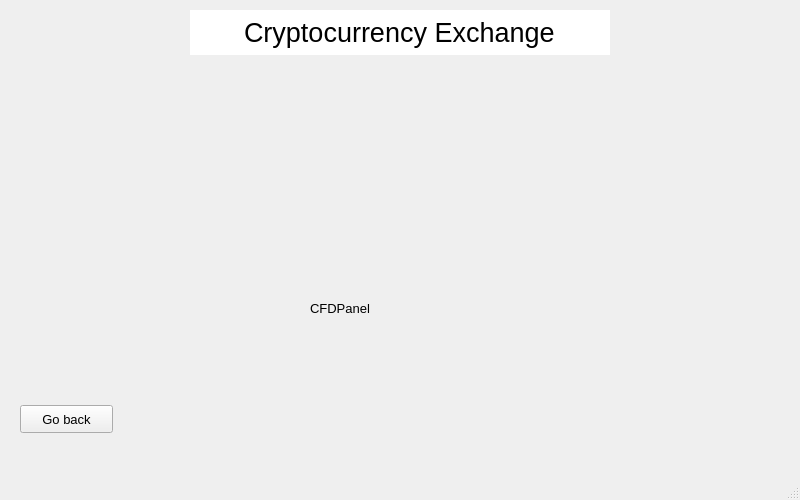
Old version of the form cryptocurrency-exchange/mainwindow.ui in the repository Lyczeq/cryptocurrency-exchange.
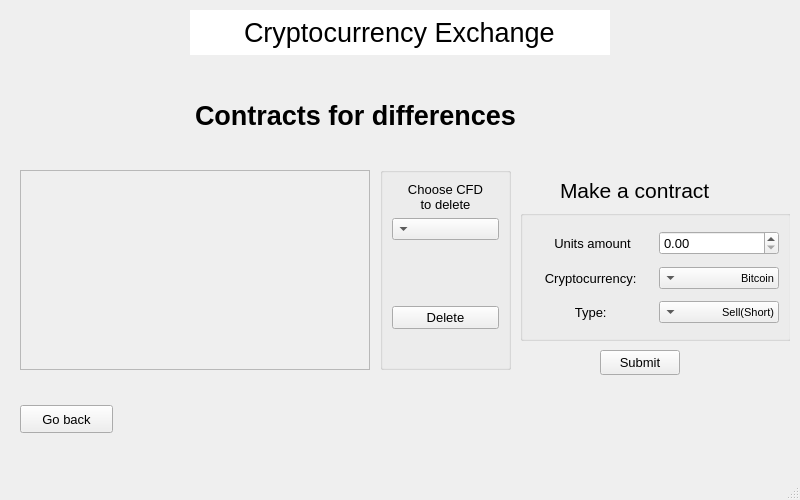
New version of the form. The open tabs and pages were chosen to show the change. Custom widgets are drawn as their Qt base class.

Commit message: Added cfd mechanics, fixed transfers methods to show sent type of cryptocurrency

What changed in the file:
```diff
--- a/cryptocurrency-exchange/mainwindow.ui
+++ b/cryptocurrency-exchange/mainwindow.ui
@@ -2181,14 +2181,22 @@
      <widget class="QLabel" name="label_10">
       <property name="geometry">
        <rect>
-        <x>310</x>
-        <y>220</y>
-        <width>241</width>
-        <height>16</height>
+        <x>195</x>
+        <y>10</y>
+        <width>400</width>
+        <height>50</height>
        </rect>
       </property>
+      <property name="font">
+       <font>
+        <family>Arial</family>
+        <pointsize>20</pointsize>
+        <weight>75</weight>
+        <bold>true</bold>
+       </font>
+      </property>
       <property name="text">
-       <string>CFDPanel</string>
+       <string>Contracts for differences</string>
       </property>
      </widget>
      <widget class="QPushButton" name="goBackBtnFromCFDBtn">
@@ -2210,6 +2218,255 @@
        <string>Go back</string>
       </property>
      </widget>
+     <widget class="QGroupBox" name="groupBox_6">
+      <property name="geometry">
+       <rect>
+        <x>520</x>
+        <y>130</y>
+        <width>271</width>
+        <height>131</height>
+       </rect>
+      </property>
+      <property name="title">
+       <string/>
+      </property>
+      <layout class="QGridLayout" name="gridLayout_8">
+       <item row="1" column="1">
+        <widget class="QComboBox" name="cryptoCFD">
+         <property name="font">
+          <font>
+           <family>Arial</family>
+           <pointsize>8</pointsize>
+          </font>
+         </property>
+         <property name="layoutDirection">
+          <enum>Qt::RightToLeft</enum>
+         </property>
+         <property name="modelColumn">
+          <number>0</number>
+         </property>
+         <item>
+          <property name="text">
+           <string>Bitcoin</string>
+          </property>
+         </item>
+         <item>
+          <property name="text">
+           <string>Ethereum</string>
+          </property>
+         </item>
+         <item>
+          <property name="text">
+           <string>Binance Coin</string>
+          </property>
+         </item>
+         <item>
+          <property name="text">
+           <string>Tether</string>
+          </property>
+         </item>
+         <item>
+          <property name="text">
+           <string>Ripple</string>
+          </property>
+         </item>
+        </widget>
+       </item>
+       <item row="0" column="1">
+        <widget class="QDoubleSpinBox" name="chooseUnitsAmount"/>
+       </item>
+       <item row="2" column="1">
+        <widget class="QComboBox" name="chooseTypeCFD">
+         <property name="font">
+          <font>
+           <family>Arial</family>
+           <pointsize>8</pointsize>
+          </font>
+         </property>
+         <property name="layoutDirection">
+          <enum>Qt::RightToLeft</enum>
+         </property>
+         <property name="modelColumn">
+          <number>0</number>
+         </property>
+         <item>
+          <property name="text">
+           <string>Sell(Short)</string>
+          </property>
+         </item>
+         <item>
+          <property name="text">
+           <string>Buy(Long)</string>
+          </property>
+         </item>
+        </widget>
+       </item>
+       <item row="2" column="0">
+        <widget class="QLabel" name="typeCFD">
+         <property name="text">
+          <string>Type: </string>
+         </property>
+         <property name="alignment">
+          <set>Qt::AlignCenter</set>
+         </property>
+        </widget>
+       </item>
+       <item row="0" column="0">
+        <widget class="QLabel" name="unitsAmount">
+         <property name="text">
+          <string>Units amount</string>
+         </property>
+         <property name="alignment">
+          <set>Qt::AlignCenter</set>
+         </property>
+        </widget>
+       </item>
+       <item row="1" column="0">
+        <widget class="QLabel" name="chooseCryptoCFD">
+         <property name="text">
+          <string>Cryptocurrency: </string>
+         </property>
+         <property name="alignment">
+          <set>Qt::AlignCenter</set>
+         </property>
+        </widget>
+       </item>
+      </layout>
+     </widget>
+     <widget class="QLabel" name="makeContractLabel">
+      <property name="geometry">
+       <rect>
+        <x>560</x>
+        <y>100</y>
+        <width>201</width>
+        <height>21</height>
+       </rect>
+      </property>
+      <property name="font">
+       <font>
+        <family>Arial</family>
+        <pointsize>16</pointsize>
+       </font>
+      </property>
+      <property name="text">
+       <string>Make a contract</string>
+      </property>
+     </widget>
+     <widget class="QPushButton" name="submitCFDBtn">
+      <property name="geometry">
+       <rect>
+        <x>600</x>
+        <y>270</y>
+        <width>80</width>
+        <height>25</height>
+       </rect>
+      </property>
+      <property name="text">
+       <string>Submit</string>
+      </property>
+     </widget>
+     <widget class="QScrollArea" name="myCFDScrollArea">
+      <property name="geometry">
+       <rect>
+        <x>20</x>
+        <y>90</y>
+        <width>350</width>
+        <height>200</height>
+       </rect>
+      </property>
+      <property name="widgetResizable">
+       <bool>true</bool>
+      </property>
+      <property name="alignment">
+       <set>Qt::AlignLeading|Qt::AlignLeft|Qt::AlignTop</set>
+      </property>
+      <widget class="QWidget" name="scrollAreaWidgetContents_8">
+       <property name="geometry">
+        <rect>
+         <x>0</x>
+         <y>0</y>
+         <width>348</width>
+         <height>198</height>
+        </rect>
+       </property>
+       <layout class="QGridLayout" name="gridLayout_9"/>
+      </widget>
+     </widget>
+     <widget class="QGroupBox" name="groupBox_8">
+      <property name="geometry">
+       <rect>
+        <x>380</x>
+        <y>87</y>
+        <width>131</width>
+        <height>203</height>
+       </rect>
+      </property>
+      <property name="title">
+       <string/>
+      </property>
+      <layout class="QGridLayout" name="gridLayout_10">
+       <item row="2" column="0">
+        <spacer name="verticalSpacer">
+         <property name="orientation">
+          <enum>Qt::Vertical</enum>
+         </property>
+         <property name="sizeHint" stdset="0">
+          <size>
+           <width>20</width>
+           <height>60</height>
+          </size>
+         </property>
+        </spacer>
+       </item>
+       <item row="1" column="0">
+        <widget class="QComboBox" name="chooseCFDToDelete">
+         <property name="font">
+          <font>
+           <family>Arial</family>
+           <pointsize>8</pointsize>
+          </font>
+         </property>
+         <property name="layoutDirection">
+          <enum>Qt::RightToLeft</enum>
+         </property>
+         <property name="modelColumn">
+          <number>0</number>
+         </property>
+        </widget>
+       </item>
+       <item row="3" column="0">
+        <widget class="QPushButton" name="deleteCFDBtn">
+         <property name="text">
+          <string>Delete</string>
+         </property>
+        </widget>
+       </item>
+       <item row="0" column="0">
+        <widget class="QLabel" name="label">
+         <property name="text">
+          <string>Choose CFD
+to delete</string>
+         </property>
+         <property name="alignment">
+          <set>Qt::AlignCenter</set>
+         </property>
+        </widget>
+       </item>
+       <item row="4" column="0">
+        <spacer name="verticalSpacer_2">
+         <property name="orientation">
+          <enum>Qt::Vertical</enum>
+         </property>
+         <property name="sizeHint" stdset="0">
+          <size>
+           <width>20</width>
+           <height>28</height>
+          </size>
+         </property>
+        </spacer>
+       </item>
+      </layout>
+     </widget>
     </widget>
     <widget class="QWidget" name="historicalCFDPanel">
      <widget class="QLabel" name="label_11">
```
Left out of the diff: 94 changed lines with no effect on the pictures. The commit also changes 52 other files.
